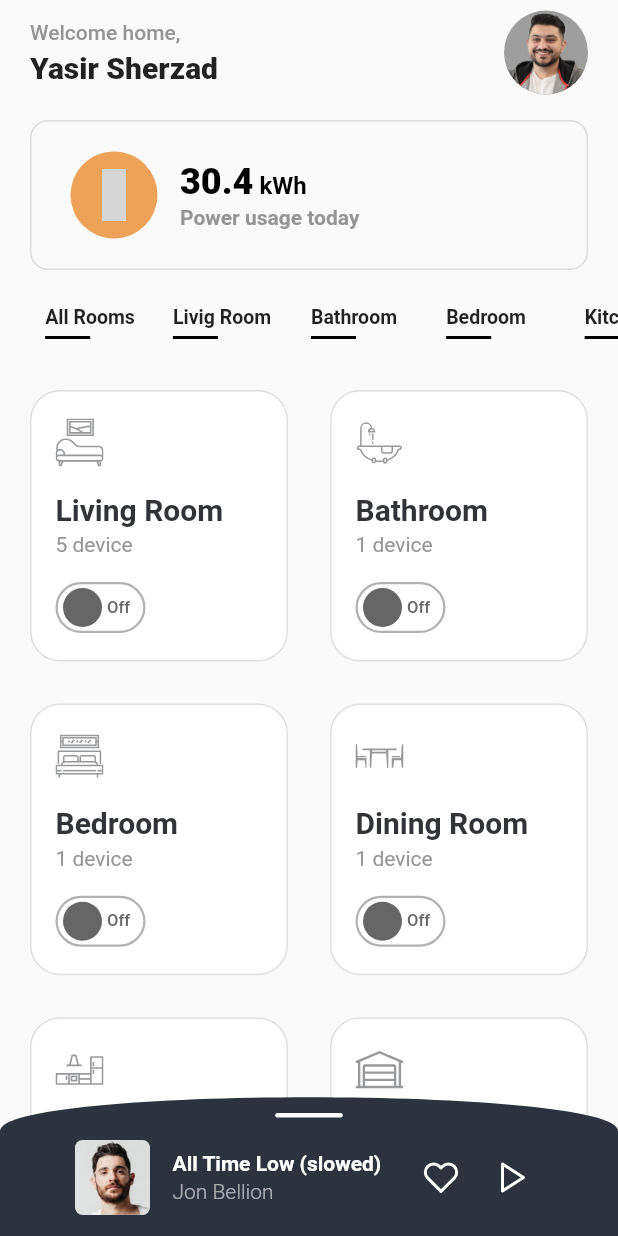
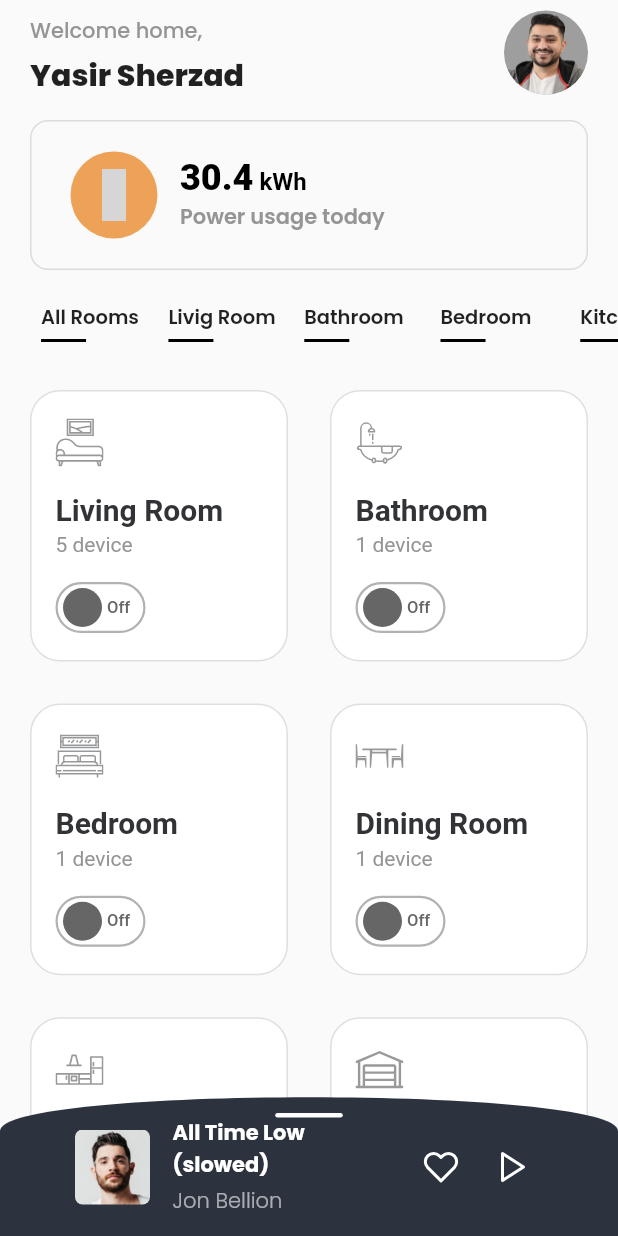
Before and after one commit to ys-sherzad/MetaHome, a Flutter app: the screen it shows after launch, on a phone screen of 412 x 824 dp. Run offline on Flutter 3.47's test engine with Material 2 defaults, Android fonts, the light colour scheme and no system bars; our stand-ins replace flutter_hooks, flutter_svg, flutter_vector_icons; grey boxes are pictures that could not be loaded.

Commit message:
set fontFamily to Poppins

```diff
--- a/lib/main.dart
+++ b/lib/main.dart
@@ -22,7 +22,9 @@
         // "hot reload" (press "r" in the console where you ran "flutter run",
         // or simply save your changes to "hot reload" in a Flutter IDE).
         // Notice that the counter didn't reset back to zero; the application
+
         // is not restarted.
+        fontFamily: 'Poppins',
         primarySwatch: Colors.blue,
       ),
       home: Home(),
```
